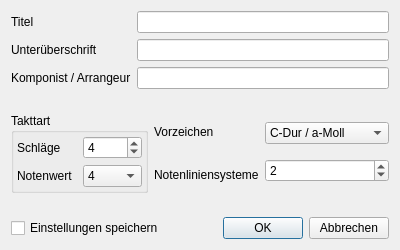
First picture: the form in src/pyqt5_designer_uis/new_document.ui, repository NO411/notensatz, before the edit.
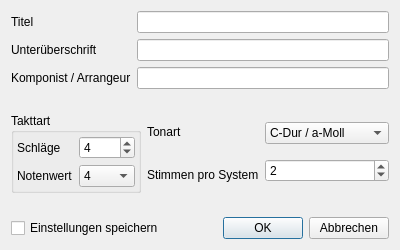
Second picture: the form after the edit. Icons and pictures are not drawn.

Commit message: basic notation system

```diff
--- a/src/pyqt5_designer_uis/new_document.ui
+++ b/src/pyqt5_designer_uis/new_document.ui
@@ -212,14 +212,14 @@
            <item>
             <widget class="QLabel" name="key_signature_label">
              <property name="text">
-              <string>Vorzeichen</string>
+              <string>Tonart</string>
              </property>
             </widget>
            </item>
            <item>
             <widget class="QLabel" name="staffs_label">
              <property name="text">
-              <string>Notenliniensysteme</string>
+              <string>Stimmen pro System</string>
              </property>
             </widget>
            </item>
```
Left out of the diff: 2 changed lines with no effect on the pictures. The commit also changes 5 other files.
